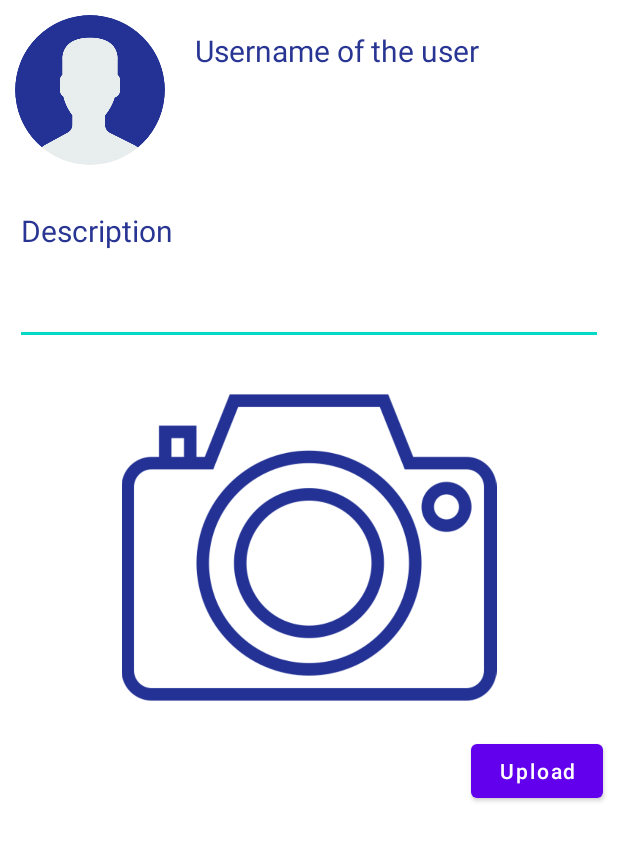
After one commit to shaiksalam9182/MemespoolAndroid, an Android app: the Postupload screen opened directly, with no data from a screen before it, on a phone screen of 412 x 824 dp. The commit adds this screen. Shown: the top 841 px of the screen. Run offline under Robolectric (Android 15) with nearby library versions, the phone set to English and light mode, and no system bars; our stand-ins replace CircleImageView.

Commit message:
Post upload UI design and some bug fixes

```diff
--- /dev/null
+++ b/app/src/main/java/com/salam/memespool/Postupload.java
@@ -0,0 +1,14 @@
+package com.salam.memespool;
+
+import androidx.appcompat.app.AppCompatActivity;
+
+import android.os.Bundle;
+
+public class Postupload extends AppCompatActivity {
+
+    @Override
+    protected void onCreate(Bundle savedInstanceState) {
+        super.onCreate(savedInstanceState);
+        setContentView(R.layout.activity_postupload);
+    }
+}
--- a/app/src/main/java/com/salam/memespool/Register.java
+++ b/app/src/main/java/com/salam/memespool/Register.java
@@ -391,6 +391,7 @@ public class Register extends AppCompatActivity {
 
     private void raiseDailogVerify(String string) {
         AlertDialog.Builder dialog = new AlertDialog.Builder(Register.this);
+        dialog.setTitle(getResources().getString(R.string.registeredSuccessful));
         dialog.setMessage(string);
         dialog.setCancelable(false);
         dialog.setPositiveButton(getResources().getString(R.string.ok), new DialogInterface.OnClickListener() {
--- /dev/null
+++ b/app/src/main/res/layout/activity_postupload.xml
@@ -0,0 +1,83 @@
+<?xml version="1.0" encoding="utf-8"?>
+<RelativeLayout xmlns:android="http://schemas.android.com/apk/res/android"
+    xmlns:app="http://schemas.android.com/apk/res-auto"
+    xmlns:tools="http://schemas.android.com/tools"
+    android:layout_width="match_parent"
+    android:layout_height="match_parent"
+    android:orientation="vertical"
+    android:background="@color/background"
+    tools:context=".Postupload">
+
+
+
+    <RelativeLayout
+        android:layout_width="match_parent"
+        android:id="@+id/rl_profile"
+        android:layout_height="wrap_content">
+
+    <de.hdodenhof.circleimageview.CircleImageView
+        android:layout_width="100dp"
+        android:layout_margin="10dp"
+        android:src="@drawable/user"
+        android:id="@+id/civ_profile"
+        android:layout_height="100dp">
+    </de.hdodenhof.circleimageview.CircleImageView>
+
+
+        <TextView
+            android:layout_width="match_parent"
+            android:text="Username of the user"
+            android:textColor="@color/actionBarColor"
+            android:textSize="20dp"
+            android:layout_toRightOf="@id/civ_profile"
+            android:layout_marginTop="20dp"
+            android:layout_marginLeft="10dp"
+            android:id="@+id/tv_username"
+            android:layout_height="wrap_content">
+
+        </TextView>
+
+
+    </RelativeLayout>
+
+
+    <EditText
+        android:layout_width="match_parent"
+        android:textColor="@color/actionBarColor"
+        android:textSize="20dp"
+        android:layout_marginTop="20dp"
+        android:id="@+id/et_description"
+        android:hint="Description"
+        android:gravity="start"
+        android:layout_margin="10dp"
+        android:layout_below="@id/rl_profile"
+        android:textColorHint="@color/actionBarColor"
+        android:layout_height="100dp">
+
+    </EditText>
+
+
+    <ImageView
+        android:layout_width="match_parent"
+        android:layout_height="250dp"
+        android:layout_below="@id/et_description"
+        android:id="@+id/iv_camera"
+        android:src="@drawable/camera"
+        >
+    </ImageView>
+
+
+
+    <Button
+        android:layout_width="wrap_content"
+        android:layout_below="@id/iv_camera"
+        android:layout_alignParentRight="true"
+        android:layout_marginRight="10dp"
+        android:text="Upload"
+        android:textAllCaps="false"
+        android:textColor="#ffffff"
+        android:layout_height="wrap_content">
+
+    </Button>
+
+</RelativeLayout>
--- a/app/src/main/res/values/colors.xml
+++ b/app/src/main/res/values/colors.xml
@@ -7,4 +7,5 @@
     <color name="actionBarColor">#283593</color>
     <color name="background">#ffffff</color>
 
+
 </resources>
--- a/app/src/main/res/values/strings.xml
+++ b/app/src/main/res/values/strings.xml
@@ -23,6 +23,8 @@
     <string name="login">Login</string>
     <string name="submit">Submit</string>
     <string name="authenticating">Authenticating...</string>
+    <string name="registeredSuccessful">Successfully registered</string>
+    <string name="loginSuccess">Login is successful</string>
 
 
 </resources>
```
Also changed, not shown: app/src/main/AndroidManifest.xml (+9 -2 lines), app/src/main/java/com/salam/memespool/Feed.java (added, +14 -0 lines), app/src/main/java/com/salam/memespool/Login.java (+14 -2 lines), app/src/main/res/layout/activity_feed.xml (added, +9 -0 lines), app/src/main/res/drawable/camera.png (added).
